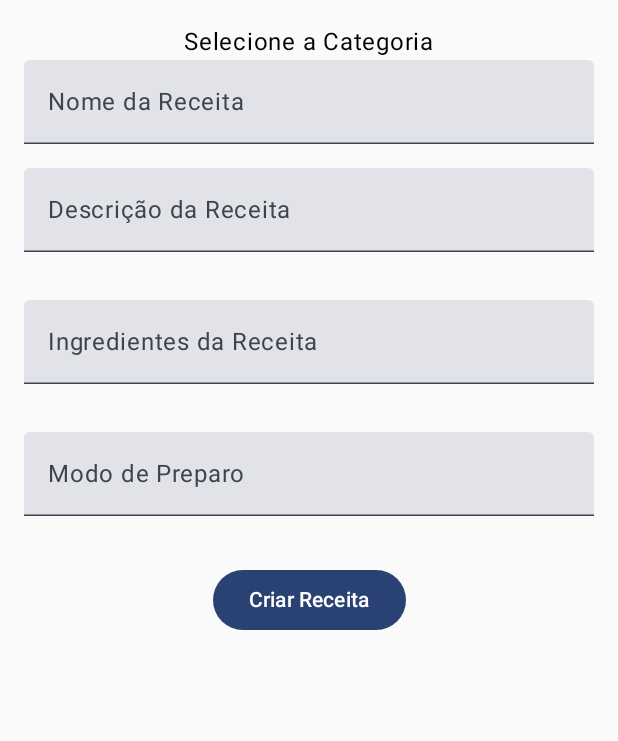
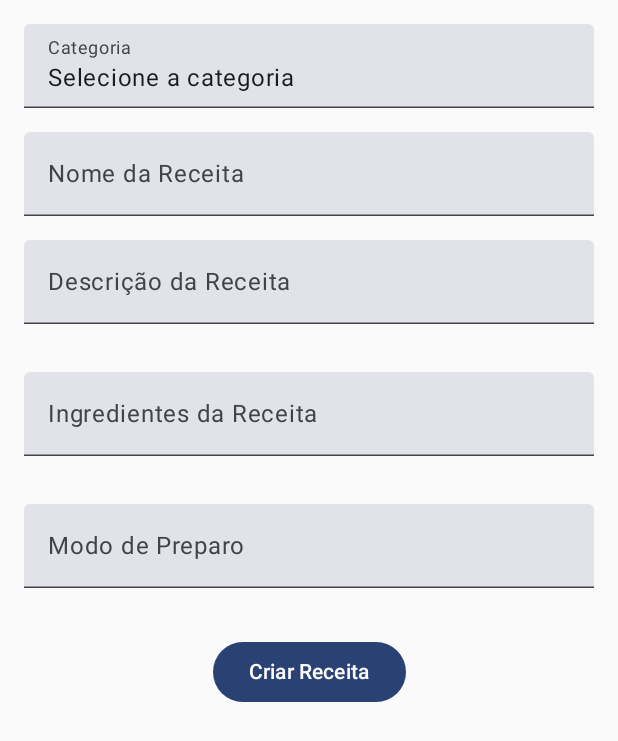
Before and after one commit to MarcelFlrs/AppDeReceitas, an Android app built with Jetpack Compose: the screen it shows after launch (MainActivity), after a tap on "Adicionar Receita", on a phone screen of 412 x 824 dp. Shown: the top 741 px of the screen. Run offline under Robolectric (Android 15) with nearby library versions, the phone set to English and light mode, and no system bars; our stand-ins replace Firebase (no records; nobody signed in at launch, a user with empty details on screens opened directly), Room's generated code.

Commit message:
Categoria e receita funcionando

```diff
--- a/app/src/main/java/br/edu/up/appdereceitas/MainActivity.kt
+++ b/app/src/main/java/br/edu/up/appdereceitas/MainActivity.kt
@@ -20,7 +20,7 @@ class MainActivity : ComponentActivity() {
         if (FirebaseApp.getApps(this).isEmpty()) {
             FirebaseApp.initializeApp(this)
         }
-        val isLocal = false
+        val isLocal = true
 
         val db = abrirDataBase(this)
 
--- a/app/src/main/java/br/edu/up/appdereceitas/RecipeApp.kt
+++ b/app/src/main/java/br/edu/up/appdereceitas/RecipeApp.kt
@@ -1,5 +1,6 @@
 package br.edu.up.appdereceitas
 
+import GravarReceitas
 import androidx.compose.runtime.Composable
 import androidx.compose.runtime.collectAsState
 import androidx.compose.runtime.getValue
@@ -8,7 +9,6 @@ import androidx.navigation.compose.composable
 import androidx.navigation.compose.rememberNavController
 import br.edu.up.appdereceitas.ui.screen.categoria.CategoriaReceitas
 import br.edu.up.appdereceitas.ui.screen.DetalhesReceita
-import br.edu.up.appdereceitas.ui.screen.GravarReceitas
 import br.edu.up.appdereceitas.ui.screen.ListaReceitas
 import br.edu.up.appdereceitas.ui.screen.ReceitasFavoritas
 import br.edu.up.appdereceitas.ui.screen.categoria.GravarCategoria
@@ -50,7 +50,7 @@ fun RecipeApp(
 
             composable("_gravar_receitas/{receitaId}") { backStackEntry ->
                 val receitaId = backStackEntry.arguments?.getString("receitaId")?.toIntOrNull()
-                val categorias by viewModelCategoria.categorias.collectAsState(initial = emptyList())
+                val categorias by viewModelCategoria.categoria.collectAsState(initial = emptyList())
                 GravarReceitas(navController, receitaId, viewModelReceita, categorias)
             }
 
@@ -58,8 +58,13 @@ fun RecipeApp(
                 ReceitasFavoritas(navController, viewModelReceita)
             }
 
-            composable ("gravar_categoria"){
-                GravarCategoria(navController, viewModelCategoria)
+            composable("gravar_categoria") {
+                GravarCategoria(navController, null, viewModelCategoria)
+            }
+
+            composable("editar_categoria/{id}") { backStackEntry ->
+                val categoriaId = backStackEntry.arguments?.getString("id")?.toIntOrNull()
+                GravarCategoria(navController, categoriaId, viewModelCategoria)
             }
 
         }
--- a/app/src/main/java/br/edu/up/appdereceitas/dados/dao/CategoriaDao.kt
+++ b/app/src/main/java/br/edu/up/appdereceitas/dados/dao/CategoriaDao.kt
@@ -21,6 +21,6 @@ interface CategoriaDao {
     suspend fun gravarCategoria(categoria: Categoria)
 
     @Query("SELECT * FROM categorias WHERE id = :idx")
-    suspend fun getCategoriaById(idx: Int): Categoria
+    suspend fun getCategoriaById(idx: Int?): Categoria
 
 }
--- a/app/src/main/java/br/edu/up/appdereceitas/dados/repository/categoria/CategoriaRepository.kt
+++ b/app/src/main/java/br/edu/up/appdereceitas/dados/repository/categoria/CategoriaRepository.kt
@@ -11,6 +11,6 @@ interface CategoriaRepository {
 
     suspend fun gravarCategoria(categoria: Categoria)
 
-    suspend fun buscarCategoriaPorId(idx: Int): Categoria?
+    suspend fun buscarCategoriaPorId(idx: Int?): Categoria?
 
 }
--- a/app/src/main/java/br/edu/up/appdereceitas/dados/repository/categoria/LocalCategoriaRepository.kt
+++ b/app/src/main/java/br/edu/up/appdereceitas/dados/repository/categoria/LocalCategoriaRepository.kt
@@ -2,6 +2,7 @@ package br.edu.up.appdereceitas.dados.repository.categoria
 
 import br.edu.up.appdereceitas.dados.dao.CategoriaDao
 import br.edu.up.appdereceitas.dados.model.Categoria
+import br.edu.up.appdereceitas.dados.model.Receita
 import kotlinx.coroutines.flow.Flow
 
 class LocalCategoriaRepository(
@@ -18,7 +19,7 @@ class LocalCategoriaRepository(
         categoriaDao.deleteCategoria(categoria)
     }
 
-    override suspend fun buscarCategoriaPorId(idx: Int): Categoria {
+    override suspend fun buscarCategoriaPorId(idx: Int?): Categoria {
         return categoriaDao.getCategoriaById(idx)
     }
 
--- a/app/src/main/java/br/edu/up/appdereceitas/dados/repository/categoria/RemoteCategoriaRepository.kt
+++ b/app/src/main/java/br/edu/up/appdereceitas/dados/repository/categoria/RemoteCategoriaRepository.kt
@@ -23,7 +23,7 @@ class RemoteCategoriaRepository : CategoriaRepository {
         }
     }
 
-    override suspend fun buscarCategoriaPorId(idx: Int): Categoria? {
+    override suspend fun buscarCategoriaPorId(idx: Int?): Categoria? {
         val documentSnapshot = categoriaCollection.document(idx.toString()).get().await()
         return if (documentSnapshot.exists()) {
             documentSnapshot.toObject(Categoria::class.java)
--- a/app/src/main/java/br/edu/up/appdereceitas/ui/screen/GravarReceitas.kt
+++ b/app/src/main/java/br/edu/up/appdereceitas/ui/screen/GravarReceitas.kt
@@ -1,21 +1,6 @@
-package br.edu.up.appdereceitas.ui.screen
-
-import androidx.compose.foundation.layout.Column
-import androidx.compose.foundation.layout.Spacer
-import androidx.compose.foundation.layout.fillMaxWidth
-import androidx.compose.foundation.layout.height
-import androidx.compose.foundation.layout.padding
-import androidx.compose.material3.Button
-import androidx.compose.material3.DropdownMenu
-import androidx.compose.material3.Text
-import androidx.compose.material3.TextField
-import androidx.compose.runtime.Composable
-import androidx.compose.runtime.LaunchedEffect
-import androidx.compose.runtime.getValue
-import androidx.compose.runtime.mutableIntStateOf
-import androidx.compose.runtime.mutableStateOf
-import androidx.compose.runtime.remember
-import androidx.compose.runtime.setValue
+import androidx.compose.foundation.layout.*
+import androidx.compose.material3.*
+import androidx.compose.runtime.*
 import androidx.compose.ui.Alignment
 import androidx.compose.ui.Modifier
 import androidx.compose.ui.unit.dp
@@ -25,7 +10,7 @@ import br.edu.up.appdereceitas.dados.model.Receita
 import br.edu.up.appdereceitas.ui.viewmodel.CategoriaViewModel
 import br.edu.up.appdereceitas.ui.viewmodel.ReceitaViewModel
 
-
+@OptIn(ExperimentalMaterial3Api::class)
 @Composable
 fun GravarReceitas(
     navController: NavController,
@@ -49,6 +34,8 @@ fun GravarReceitas(
     var ingredientes by remember { mutableStateOf("") }
     var preparo by remember { mutableStateOf("") }
     var categoriaId by remember { mutableIntStateOf(0) }
+    var expanded by remember { mutableStateOf(false) }
+    var selectedCategoria by remember { mutableStateOf("Selecione a categoria") }
 
     LaunchedEffect(receita) {
         if (receita != null) {
@@ -56,7 +43,8 @@ fun GravarReceitas(
             descricao = receita!!.descricao
             ingredientes = receita!!.ingredientes.joinToString(", ")
             preparo = receita!!.preparo
-            categoriaId = receita!!.categoriaId!!
+            categoriaId = receita!!.categoriaId ?: 0
+            selectedCategoria = categorias.find { it.id == categoriaId }?.nome ?: "Selecione a categoria"
         }
     }
 
@@ -65,16 +53,37 @@ fun GravarReceitas(
         horizontalAlignment = Alignment.CenterHorizontally
     ) {
 
-        // Seleção de Categoria
-        Text("Selecione a Categoria")
-        DropdownMenu(
-            expanded = categorias.isNotEmpty(),
-            onDismissRequest = { /* */ }
+
+        ExposedDropdownMenuBox(
+            expanded = expanded,
+            onExpandedChange = { expanded = !expanded }
         ) {
-            categorias.forEach { categoria ->
-                categoriaId = categoria.id!!
+            TextField(
+                value = selectedCategoria,
+                onValueChange = {},
+                label = { Text("Categoria") },
+                modifier = Modifier.fillMaxWidth(),
+                readOnly = true
+            )
+
+            ExposedDropdownMenu(
+                expanded = expanded,
+                onDismissRequest = { expanded = false }
+            ) {
+                categorias.forEach { categoria ->
+                    DropdownMenuItem(
+                        text = { Text(categoria.nome) },
+                        onClick = {
+                            categoriaId = categoria.id!!
+                            selectedCategoria = categoria.nome
+                            expanded = false
+                        }
+                    )
+                }
             }
         }
+
+        Spacer(modifier = Modifier.height(16.dp))
 
         TextField(
             value = titulo,
@@ -115,7 +124,6 @@ fun GravarReceitas(
         Button(onClick = {
             val ingredientesLista = ingredientes.split(",").map { it.trim() }
             val novaReceita = Receita(
-
                 id = receita?.id ?: 0,
                 titulo = titulo,
                 descricao = descricao,
--- a/app/src/main/java/br/edu/up/appdereceitas/ui/viewmodel/CategoriaViewModel.kt
+++ b/app/src/main/java/br/edu/up/appdereceitas/ui/viewmodel/CategoriaViewModel.kt
@@ -3,36 +3,15 @@ package br.edu.up.appdereceitas.ui.viewmodel
 import androidx.lifecycle.ViewModel
 import androidx.lifecycle.viewModelScope
 import br.edu.up.appdereceitas.dados.model.Categoria
-import br.edu.up.appdereceitas.dados.model.Receita
 import br.edu.up.appdereceitas.dados.repository.categoria.CategoriaRepository
 import kotlinx.coroutines.flow.MutableStateFlow
 import kotlinx.coroutines.flow.StateFlow
+import kotlinx.coroutines.flow.collectLatest
 import kotlinx.coroutines.launch
 
 class CategoriaViewModel (
     private val repository: CategoriaRepository,
 ) : ViewModel() {
-
-    private val _categorias = MutableStateFlow<List<Categoria>>(emptyList())
-    val categorias: StateFlow<List<Categoria>> = _categorias
-
-    private val categoriasIniciais = listOf(
-        Categoria(1, "Café da Manhã"),
-        Categoria(2, "Prato principal"),
-        Categoria(3, "Almoço"),
-        Categoria(5, "Lanche"),
-        Categoria(4, "Janta"),
-        Categoria(6, "Bebida"),
-    )
-
-    fun buscarCategorias() {
-        viewModelScope.launch {
-            val categoriasObtidas = repository.listarCategorias()
-            categoriasObtidas.collect { listaDeCategorias ->
-                _categorias.value = listaDeCategorias
-            }
-        }
-    }
 
     fun gravarCategoria(categoria: Categoria) {
         viewModelScope.launch {
@@ -41,19 +20,28 @@ class CategoriaViewModel (
         }
     }
 
-    private val _receita = MutableStateFlow<Receita?>(null)
-    val receita: StateFlow<Receita?> get() = _receita
-
-    suspend fun getReceitaById(id: Int): Categoria? {
+    suspend fun getCategoriaById(id: Int?): Categoria? {
         return repository.buscarCategoriaPorId(id)
     }
 
-    fun deleteReceita(categoria: Categoria) {
+    fun deleteCategoria(categoria: Categoria) {
         viewModelScope.launch {
             repository.deleteCategoria(categoria)
         }
     }
 
+    private val _categorias = MutableStateFlow<List<Categoria>>(emptyList())
+    val categoria: StateFlow<List<Categoria>> get() = _categorias
+
+    init {
+        viewModelScope.launch {
+            repository.listarCategorias().collectLatest { listaDeCategorias ->
+                _categorias.value = listaDeCategorias
+            }
+        }
+    }
+
+
 
 
 }
--- a/app/src/main/java/br/edu/up/appdereceitas/ui/viewmodel/ReceitaViewModel.kt
+++ b/app/src/main/java/br/edu/up/appdereceitas/ui/viewmodel/ReceitaViewModel.kt
@@ -7,11 +7,8 @@
     import br.edu.up.appdereceitas.dados.repository.receitas.ReceitaRepository
     import kotlinx.coroutines.flow.Flow
     import kotlinx.coroutines.flow.MutableStateFlow
-    import kotlinx.coroutines.flow.SharingStarted
     import kotlinx.coroutines.flow.StateFlow
     import kotlinx.coroutines.flow.collectLatest
-    import kotlinx.coroutines.flow.flow
-    import kotlinx.coroutines.flow.stateIn
     import kotlinx.coroutines.launch
 
     class ReceitaViewModel (
@@ -23,9 +20,6 @@
                 repository.gravarReceita(receita)
             }
         }
-
-        private val _receita = MutableStateFlow<Receita?>(null)
-        val receita: StateFlow<Receita?> get() = _receita
 
         suspend fun getReceitaById(id: Int): Receita {
             return repository.buscarReceitaPorId(id)
```
Also changed, not shown: app/src/main/java/br/edu/up/appdereceitas/ui/screen/DetalhesReceitas.kt (+31 -2 lines), app/src/main/java/br/edu/up/appdereceitas/ui/screen/categoria/CategoriaReceitas.kt (+53 -5 lines), app/src/main/java/br/edu/up/appdereceitas/ui/screen/categoria/GravarCategorias.kt (+35 -7 lines).
